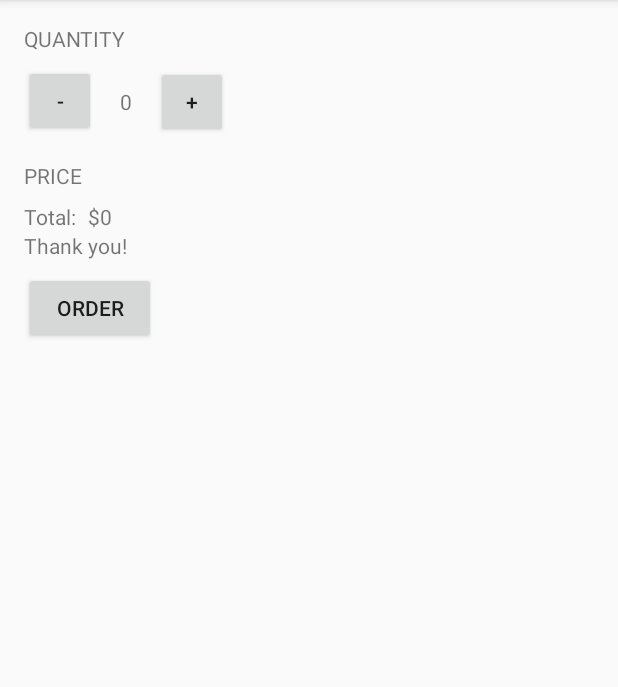
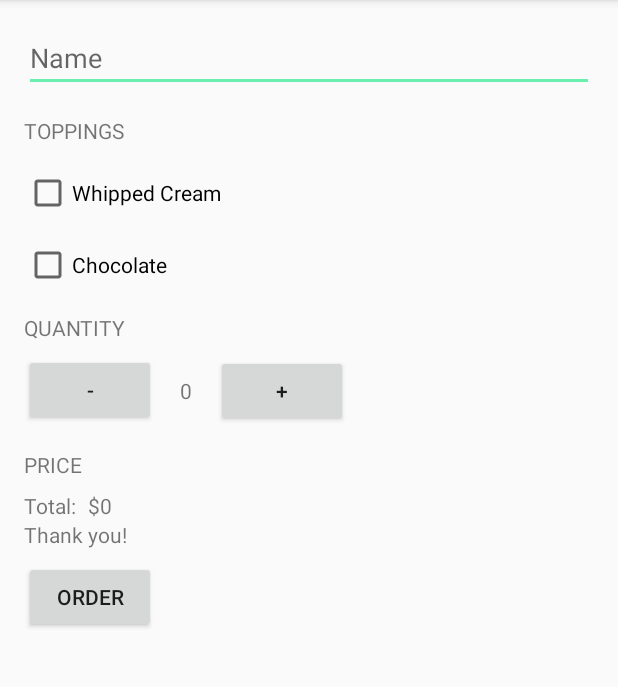
Before and after one commit to Pujolsluis/udacityAndroidBasicCoursePract, an Android app: the screen it shows after launch (MainActivity), after a tap on "ORDER", on a phone screen of 412 x 824 dp, the part 84-771 px from its top. Run offline under Robolectric (Android 15) with nearby library versions, the phone set to English and light mode, and no system bars.

Commit message:
ADD "Created the toppings layout and added the logic of toppings, also modified the order total depending on the topping selected"

```diff
--- a/JustJava/app/src/main/java/com/pujolsluis/android/justjava/MainActivity.java
+++ b/JustJava/app/src/main/java/com/pujolsluis/android/justjava/MainActivity.java
@@ -3,6 +3,8 @@ package com.pujolsluis.android.justjava;
 import android.os.Bundle;
 import android.support.v7.app.AppCompatActivity;
 import android.view.View;
+import android.widget.CheckBox;
+import android.widget.EditText;
 import android.widget.TextView;
 
 public class MainActivity extends AppCompatActivity {
@@ -20,6 +22,7 @@ public class MainActivity extends AppCompatActivity {
         thankyouTextView = (TextView) findViewById(R.id.textView_thankYou);
         quantityTextView = (TextView) findViewById(R.id.textView_QuantityTotal);
         orderTotalTextView = (TextView) findViewById(R.id.textView_priceTotal);
+
     }
 
 
@@ -49,9 +52,19 @@ public class MainActivity extends AppCompatActivity {
     }
 
     public void orderCoffe(View v){
+        EditText customerName = (EditText) findViewById(R.id.editText_personName);
+        Integer orderTotal = quantity * 5;
 
-        Integer orderTotal = quantity * 5;
+        CheckBox whippedCream = (CheckBox) findViewById(R.id.checkBox_whippedCream);
+        CheckBox chocolate = (CheckBox) findViewById(R.id.checkBox_chocolate);
+
+        String name = customerName.getText().toString();
+
+        if(whippedCream.isChecked()) orderTotal++;
+        if(chocolate.isChecked()) orderTotal += 2;
+
         orderTotalTextView.setText("$" + orderTotal.toString());
+        thankyouTextView.setText("Thank you! " + name);
         thankyouTextView.setVisibility(View.VISIBLE);
     }
 
--- a/JustJava/app/src/main/res/layout/activity_main.xml
+++ b/JustJava/app/src/main/res/layout/activity_main.xml
@@ -14,10 +14,10 @@
         android:layout_height="wrap_content"
         android:id="@+id/textView2"
         android:textAllCaps="true"
-        android:layout_marginTop="16dp"
-        app:layout_constraintTop_toTopOf="parent"
+        app:layout_constraintLeft_toLeftOf="parent"
         android:layout_marginStart="16dp"
-        app:layout_constraintLeft_toLeftOf="parent" />
+        app:layout_constraintTop_toBottomOf="@+id/checkBox_chocolate"
+        android:layout_marginTop="16dp" />
 
     <Button
         android:text="@string/textView_minus"
@@ -27,7 +27,7 @@
         app:layout_constraintTop_toBottomOf="@+id/textView2"
         android:layout_marginStart="16dp"
         app:layout_constraintLeft_toLeftOf="parent"
-        android:layout_width="48dp"
+        android:layout_width="88dp"
         android:onClick="decreaseQuantity"/>
 
     <TextView
@@ -48,7 +48,7 @@
         app:layout_constraintTop_toTopOf="@+id/textView_QuantityTotal"
         android:layout_marginStart="16dp"
         app:layout_constraintLeft_toRightOf="@+id/textView_QuantityTotal"
-        android:layout_width="48dp"
+        android:layout_width="88dp"
         android:onClick="increaseQuantity"/>
 
     <TextView
@@ -87,8 +87,7 @@
         android:layout_width="wrap_content"
         android:layout_height="wrap_content"
         android:id="@+id/textView_thankYou"
-        android:layout_marginStart="16dp"
-        app:layout_constraintLeft_toLeftOf="parent"
+        app:layout_constraintLeft_toLeftOf="@+id/textView_total"
         app:layout_constraintTop_toBottomOf="@+id/textView_total"
         android:visibility="gone" />
 
@@ -104,4 +103,49 @@
         tools:text="Order"
         android:onClick="orderCoffe"
         />
+
+    <EditText
+        android:layout_height="wrap_content"
+        android:inputType="textPersonName"
+        android:ems="10"
+        android:id="@+id/editText_personName"
+        app:layout_constraintTop_toTopOf="parent"
+        android:layout_marginStart="16dp"
+        app:layout_constraintLeft_toLeftOf="parent"
+        android:layout_marginTop="16dp"
+        android:hint="Name"
+        style="@style/Widget.AppCompat.EditText"
+        android:singleLine="true"
+        android:layout_width="0dp"
+        android:layout_marginEnd="16dp"
+        app:layout_constraintRight_toRightOf="parent" />
+
+    <TextView
+        android:text="Toppings"
+        android:layout_width="wrap_content"
+        android:layout_height="wrap_content"
+        android:id="@+id/textView_toppings"
+        android:layout_marginTop="16dp"
+        app:layout_constraintTop_toBottomOf="@+id/editText_personName"
+        android:layout_marginStart="16dp"
+        app:layout_constraintLeft_toLeftOf="parent"
+        android:textAllCaps="true" />
+
+    <CheckBox
+        android:text="Whipped Cream"
+        android:layout_width="wrap_content"
+        android:layout_height="wrap_content"
+        android:id="@+id/checkBox_whippedCream"
+        app:layout_constraintTop_toBottomOf="@+id/textView_toppings"
+        app:layout_constraintLeft_toLeftOf="@+id/textView_toppings"
+        android:layout_marginTop="16dp" />
+
+    <CheckBox
+        android:text="Chocolate"
+        android:layout_width="wrap_content"
+        android:layout_height="wrap_content"
+        android:id="@+id/checkBox_chocolate"
+        app:layout_constraintLeft_toLeftOf="@+id/textView_toppings"
+        app:layout_constraintTop_toBottomOf="@+id/checkBox_whippedCream"
+        android:layout_marginTop="16dp" />
 </android.support.constraint.ConstraintLayout>
--- a/JustJava/app/src/main/res/values/colors.xml
+++ b/JustJava/app/src/main/res/values/colors.xml
@@ -2,5 +2,5 @@
 <resources>
     <color name="colorPrimary">#795548</color>
     <color name="colorPrimaryDark">#5d4037</color>
-    <color name="colorAccent">#b2ff59</color>
+    <color name="colorAccent">#69f0ae</color>
 </resources>
```
